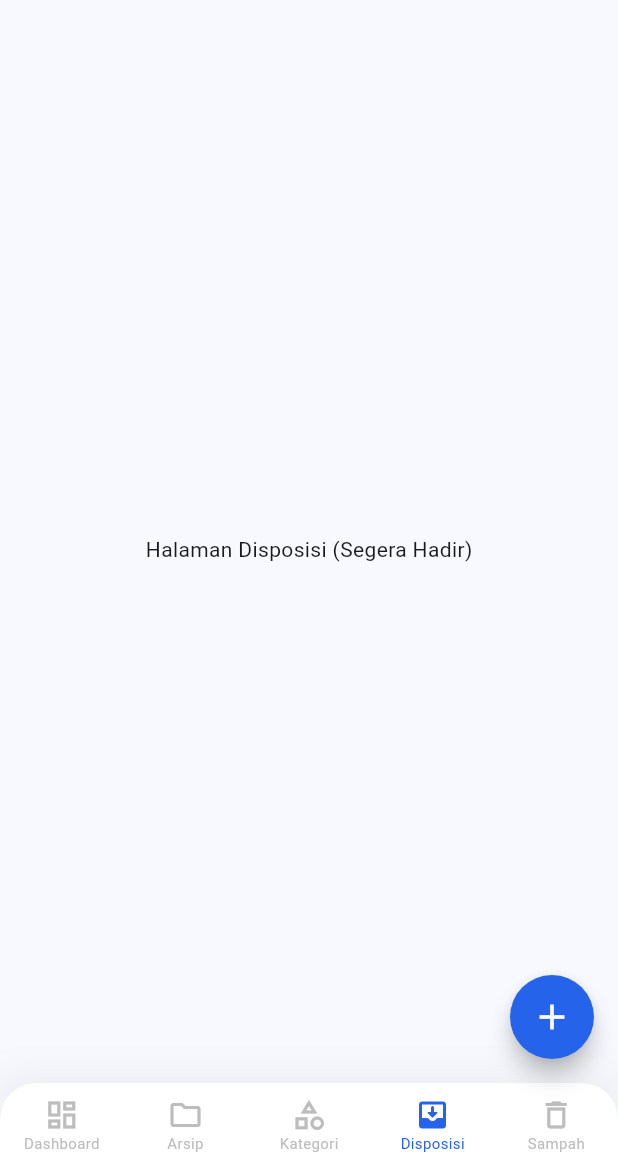
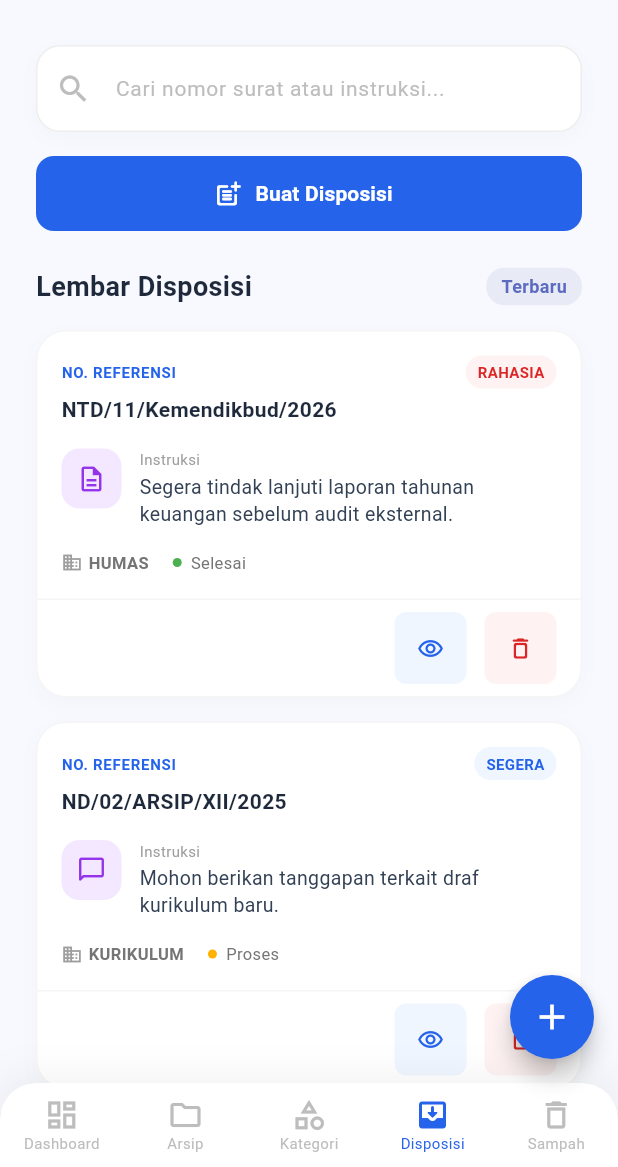
Before and after one commit to SainzLab/eSIP-Mobile, a Flutter app: the MainScreen screen opened directly, item 4 of the bottom bar chosen, on a phone screen of 412 x 824 dp, the part 69-1236 px from its top. Run offline on Flutter 3.47's test engine with Material 3 defaults, Android fonts, the phone set to English and light mode, and no system bars.

Commit message:
updt Component UI

```diff
--- a/lib/category_screen.dart
+++ b/lib/category_screen.dart
@@ -81,7 +81,7 @@ class CategoryScreen extends StatelessWidget {
                 crossAxisCount: 2,
                 crossAxisSpacing: 16,
                 mainAxisSpacing: 16,
-                childAspectRatio: 0.85,
+                childAspectRatio: 1,
                 children: [
                   _buildCategoryCard(
                     title: 'Surat Masuk',
--- /dev/null
+++ b/lib/disposisi_screen.dart
@@ -0,0 +1,334 @@
+import 'package:flutter/material.dart';
+
+class DisposisiScreen extends StatelessWidget {
+  const DisposisiScreen({super.key});
+
+  @override
+  Widget build(BuildContext context) {
+    final Color bgColor = const Color(0xFFF8F9FE);
+    final Color primaryBlue = const Color(0xFF2563EB);
+    final Color textDark = const Color(0xFF1E293B);
+
+    return Scaffold(
+      backgroundColor: bgColor,
+      body: SafeArea(
+        child: CustomScrollView(
+          physics: const BouncingScrollPhysics(),
+          slivers: [
+            SliverPadding(
+              padding: const EdgeInsets.only(top: 20.0, left: 24.0, right: 24.0, bottom: 16.0),
+              sliver: SliverToBoxAdapter(
+                child: Column(
+                  crossAxisAlignment: CrossAxisAlignment.start,
+                  children: [
+                    Container(
+                      decoration: BoxDecoration(
+                        color: Colors.white,
+                        borderRadius: BorderRadius.circular(16),
+                        boxShadow: [
+                          BoxShadow(color: Colors.black.withValues(alpha: 0.02), blurRadius: 10, offset: const Offset(0, 4)),
+                        ],
+                        border: Border.all(color: Colors.grey.shade200),
+                      ),
+                      child: TextField(
+                        decoration: InputDecoration(
+                          hintText: 'Cari nomor surat atau instruksi...',
+                          hintStyle: TextStyle(color: Colors.grey.shade400, fontSize: 14),
+                          prefixIcon: Icon(Icons.search, color: Colors.grey.shade400),
+                          border: InputBorder.none,
+                          contentPadding: const EdgeInsets.symmetric(vertical: 16),
+                        ),
+                      ),
+                    ),
+                    const SizedBox(height: 16),
+
+                    SizedBox(
+                      width: double.infinity,
+                      height: 50,
+                      child: ElevatedButton.icon(
+                        onPressed: () {},
+                        icon: const Icon(Icons.post_add_rounded, size: 20),
+                        label: const Text(
+                          'Buat Disposisi',
+                          style: TextStyle(fontSize: 14, fontWeight: FontWeight.w600),
+                        ),
+                        style: ElevatedButton.styleFrom(
+                          backgroundColor: primaryBlue,
+                          foregroundColor: Colors.white,
+                          elevation: 0,
+                          shape: RoundedRectangleBorder(
+                            borderRadius: BorderRadius.circular(12),
+                          ),
+                        ),
+                      ),
+                    ),
+                    const SizedBox(height: 24),
+
+                    Row(
+                      mainAxisAlignment: MainAxisAlignment.spaceBetween,
+                      children: [
+                        Text(
+                          'Lembar Disposisi',
+                          style: TextStyle(
+                            fontSize: 18,
+                            fontWeight: FontWeight.bold,
+                            color: textDark,
+                          ),
+                        ),
+                        Container(
+                          padding: const EdgeInsets.symmetric(horizontal: 10, vertical: 4),
+                          decoration: BoxDecoration(
+                            color: Colors.indigo.shade50,
+                            borderRadius: BorderRadius.circular(12),
+                          ),
+                          child: Text(
+                            'Terbaru',
+                            style: TextStyle(
+                              fontSize: 12,
+                              fontWeight: FontWeight.bold,
+                              color: Colors.indigo.shade400,
+                            ),
+                          ),
+                        ),
+                      ],
+                    ),
+                  ],
+                ),
+              ),
+            ),
+
+            SliverPadding(
+              padding: const EdgeInsets.only(left: 24.0, right: 24.0, bottom: 100.0),
+              sliver: SliverList(
+                delegate: SliverChildListDelegate([
+                  _buildDisposisiCard(
+                    refNumber: 'NTD/11/Kemendikbud/2026',
+                    badgeText: 'RAHASIA',
+                    badgeColor: const Color(0xFFDC2626),
+                    badgeBgColor: const Color(0xFFFEF2F2),
+                    instruction: 'Segera tindak lanjuti laporan tahunan keuangan sebelum audit eksternal.',
+                    department: 'HUMAS',
+                    status: 'Selesai',
+                    statusColor: Colors.green,
+                    iconData: Icons.description_outlined,
+                  ),
+                  _buildDisposisiCard(
+                    refNumber: 'ND/02/ARSIP/XII/2025',
+                    badgeText: 'SEGERA',
+                    badgeColor: const Color(0xFF2563EB),
+                    badgeBgColor: const Color(0xFFEFF6FF),
+                    instruction: 'Mohon berikan tanggapan terkait draf kurikulum baru.',
+                    department: 'KURIKULUM',
+                    status: 'Proses',
+                    statusColor: Colors.amber.shade600,
+                    iconData: Icons.chat_bubble_outline_rounded,
+                  ),
+                  _buildDisposisiCard(
+                    refNumber: 'SURAT/KEP/IV/2026',
+                    badgeText: 'BIASA',
+                    badgeColor: const Color(0xFF64748B),
+                    badgeBgColor: const Color(0xFFF1F5F9),
+                    instruction: 'Arsipkan dokumen sesuai dengan kategori tahun berjalan.',
+                    department: 'UMUM',
+                    status: 'Selesai',
+                    statusColor: Colors.green,
+                    iconData: Icons.video_camera_back_outlined,
+                  ),
+                ]),
+              ),
+            ),
+          ],
+        ),
+      ),
+    );
+  }
+
+  Widget _buildStatCard({
+    required String title,
+    required String mainValue,
+    required String subValue,
+    required Color subValueColor,
+  }) {
+    return Container(
+      padding: const EdgeInsets.all(16),
+      decoration: BoxDecoration(
+        color: Colors.white,
+        borderRadius: BorderRadius.circular(16),
+        boxShadow: [
+          BoxShadow(color: Colors.black.withValues(alpha: 0.02), blurRadius: 10, offset: const Offset(0, 4)),
+        ],
+        border: Border.all(color: Colors.grey.shade100),
+      ),
+      child: Column(
+        crossAxisAlignment: CrossAxisAlignment.start,
+        children: [
+          Text(
+            title,
+            style: const TextStyle(fontSize: 10, fontWeight: FontWeight.bold, color: Color(0xFF2563EB), letterSpacing: 0.5),
+          ),
+          const SizedBox(height: 8),
+          Row(
+            crossAxisAlignment: CrossAxisAlignment.end,
+            children: [
+              Text(
+                mainValue,
+                style: const TextStyle(fontSize: 24, fontWeight: FontWeight.bold, color: Color(0xFF1E293B)),
+              ),
+              const SizedBox(width: 8),
+              Padding(
+                padding: const EdgeInsets.only(bottom: 4.0),
+                child: Text(
+                  subValue,
+                  style: TextStyle(fontSize: 11, fontWeight: FontWeight.w600, color: subValueColor),
+                ),
+              ),
+            ],
+          ),
+        ],
+      ),
+    );
+  }
+
+  Widget _buildDisposisiCard({
+    required String refNumber,
+    required String badgeText,
+    required Color badgeColor,
+    required Color badgeBgColor,
+    required String instruction,
+    required String department,
+    required String status,
+    required Color statusColor,
+    required IconData iconData,
+  }) {
+    return Container(
+      margin: const EdgeInsets.only(bottom: 16),
+      decoration: BoxDecoration(
+        color: Colors.white,
+        borderRadius: BorderRadius.circular(20),
+        boxShadow: [
+          BoxShadow(color: Colors.black.withValues(alpha: 0.02), blurRadius: 10, offset: const Offset(0, 4)),
+        ],
+        border: Border.all(color: Colors.grey.shade100),
+      ),
+      child: Column(
+        crossAxisAlignment: CrossAxisAlignment.start,
+        children: [
+          Padding(
+            padding: const EdgeInsets.all(16.0),
+            child: Column(
+              crossAxisAlignment: CrossAxisAlignment.start,
+              children: [
+                Row(
+                  mainAxisAlignment: MainAxisAlignment.spaceBetween,
+                  children: [
+                    const Text(
+                      'NO. REFERENSI',
+                      style: TextStyle(fontSize: 10, fontWeight: FontWeight.bold, color: Color(0xFF2563EB), letterSpacing: 0.5),
+                    ),
+                    Container(
+                      padding: const EdgeInsets.symmetric(horizontal: 8, vertical: 4),
+                      decoration: BoxDecoration(
+                        color: badgeBgColor,
+                        borderRadius: BorderRadius.circular(12),
+                      ),
+                      child: Text(
+                        badgeText,
+                        style: TextStyle(fontSize: 10, fontWeight: FontWeight.bold, color: badgeColor),
+                      ),
+                    ),
+                  ],
+                ),
+                const SizedBox(height: 4),
+                Text(
+                  refNumber,
+                  style: const TextStyle(fontWeight: FontWeight.bold, fontSize: 14, color: Color(0xFF1E293B)),
+                ),
+                const SizedBox(height: 16),
+
+                Row(
+                  crossAxisAlignment: CrossAxisAlignment.start,
+                  children: [
+                    Container(
+                      padding: const EdgeInsets.all(10),
+                      decoration: BoxDecoration(
+                        color: const Color(0xFFF3E8FF),
+                        borderRadius: BorderRadius.circular(12),
+                      ),
+                      child: Icon(iconData, color: const Color(0xFF9333EA), size: 20),
+                    ),
+                    const SizedBox(width: 12),
+                    Expanded(
+                      child: Column(
+                        crossAxisAlignment: CrossAxisAlignment.start,
+                        children: [
+                          Text('Instruksi', style: TextStyle(fontSize: 10, color: Colors.grey.shade500)),
+                          const SizedBox(height: 2),
+                          Text(
+                            instruction,
+                            style: const TextStyle(fontSize: 13, color: Color(0xFF334155), height: 1.4),
+                          ),
+                        ],
+                      ),
+                    ),
+                  ],
+                ),
+                const SizedBox(height: 16),
+
+                Row(
+                  children: [
+                    Icon(Icons.domain_outlined, size: 14, color: Colors.grey.shade500),
+                    const SizedBox(width: 4),
+                    Text(department, style: TextStyle(fontSize: 11, fontWeight: FontWeight.bold, color: Colors.grey.shade600)),
+                    const SizedBox(width: 16),
+                    Container(
+                      width: 6,
+                      height: 6,
+                      decoration: BoxDecoration(color: statusColor, shape: BoxShape.circle),
+                    ),
+                    const SizedBox(width: 6),
+                    Text(status, style: TextStyle(fontSize: 11, color: Colors.grey.shade600)),
+                  ],
+                ),
+              ],
+            ),
+          ),
+
+          Divider(height: 1, thickness: 1, color: Colors.grey.shade100),
+          Padding(
+            padding: const EdgeInsets.symmetric(horizontal: 16.0, vertical: 8.0),
+            child: Row(
+              mainAxisAlignment: MainAxisAlignment.end,
+              children: [
+                Container(
+                  decoration: BoxDecoration(
+                    color: const Color(0xFFEFF6FF),
+                    borderRadius: BorderRadius.circular(8),
+                  ),
+                  child: IconButton(
+                    constraints: const BoxConstraints(),
+                    padding: const EdgeInsets.all(6),
+                    icon: const Icon(Icons.remove_red_eye_outlined, color: Color(0xFF2563EB), size: 18),
+                    onPressed: () {},
+                  ),
+                ),
+                const SizedBox(width: 12),
+                Container(
+                  decoration: BoxDecoration(
+                    color: const Color(0xFFFEF2F2),
+                    borderRadius: BorderRadius.circular(8),
+                  ),
+                  child: IconButton(
+                    constraints: const BoxConstraints(),
+                    padding: const EdgeInsets.all(6),
+                    icon: const Icon(Icons.delete_outline_rounded, color: Color(0xFFDC2626), size: 18),
+                    onPressed: () {},
+                  ),
+                ),
+              ],
+            ),
+          ),
+        ],
+      ),
+    );
+  }
+}
--- a/lib/main_screen.dart
+++ b/lib/main_screen.dart
@@ -2,6 +2,7 @@ import 'package:flutter/material.dart';
 import 'dashboard_screen.dart';
 import 'archive_screen.dart';
 import 'category_screen.dart';
+import 'disposisi_screen.dart';
 
 class MainScreen extends StatefulWidget {
   const MainScreen({super.key});
@@ -19,7 +20,7 @@ class _MainScreenState extends State<MainScreen> {
     const DashboardScreen(),
     const ArchiveScreen(),
     const CategoryScreen(),
-    const Center(child: Text('Halaman Disposisi (Segera Hadir)')),
+    const DisposisiScreen(),
     const Center(child: Text('Halaman Sampah (Segera Hadir)')),
   ];
 
```
